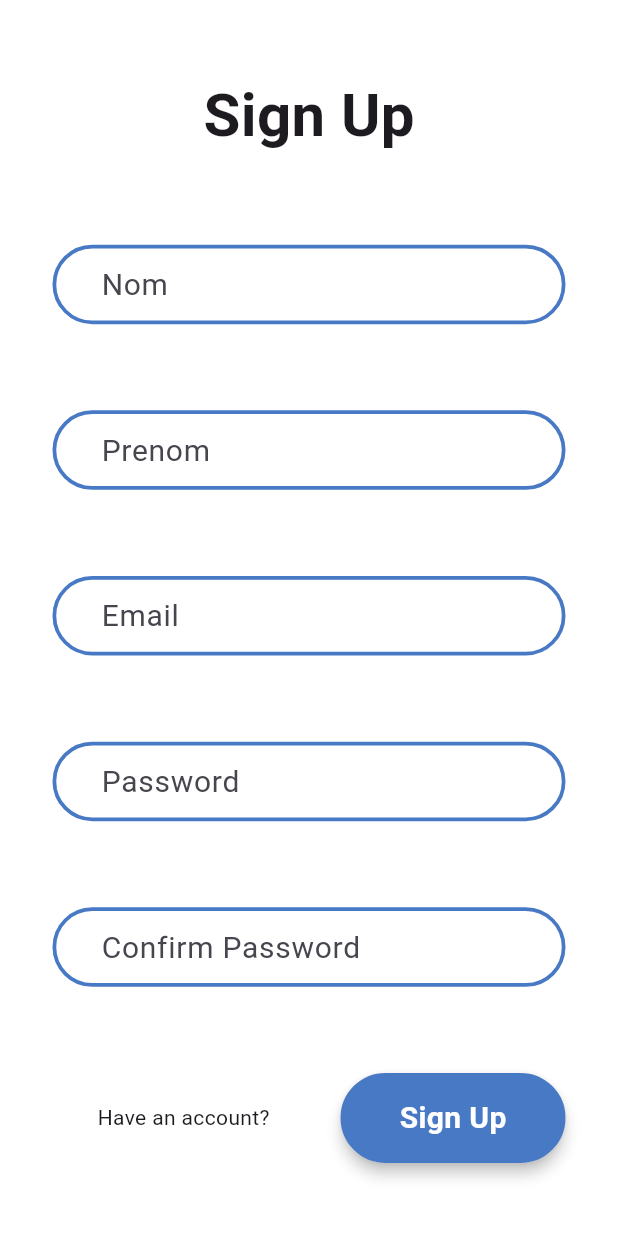
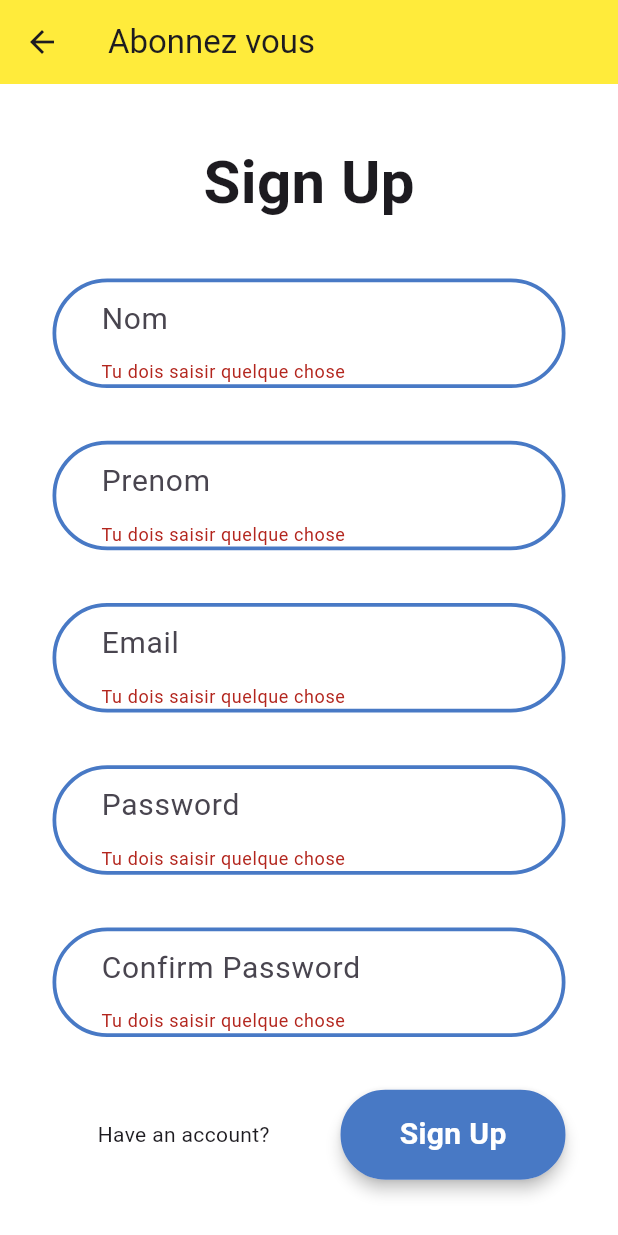
Before and after one commit to Ethanalmigth/ma_bibliotheque_flutter, a Flutter app: the SignUpScreen screen opened by its route, after a tap on "Sign Up", on a phone screen of 412 x 824 dp. Run offline on Flutter 3.47's test engine with Material 3 defaults, Android fonts, the phone set to English and light mode, and no system bars; drawn by our look-alikes of loading_overlay; our stand-ins replace firebase_auth, firebase_core, rflutter_alert; accounts and stored records are empty; Roboto replaces fonts that are missing (Ubuntu).

Commit message:
Version nouvelle

```diff
--- a/lib/Screens/login_screen.dart
+++ b/lib/Screens/login_screen.dart
@@ -28,6 +28,10 @@ class _LoginScreenState extends State<LoginScreen> {
         return false;
       },
       child: Scaffold(
+        appBar: AppBar(
+          title: Text("Connecter vous"),
+          backgroundColor: Colors.yellow,
+        ),
         backgroundColor: Colors.white,
         body: LoadingOverlay(
           isLoading: _saving,
@@ -45,28 +49,17 @@ class _LoginScreenState extends State<LoginScreen> {
                       children: [
                         const ScreenTitle(title: 'Login'),
                         CustomTextField(
-                          textField: TextField(
-                              onChanged: (value) {
-                                _email = value;
-                              },
-                              style: const TextStyle(
-                                fontSize: 20,
-                              ),
-                              decoration: kTextInputDecoration.copyWith(
-                                  hintText: 'Email')),
+                          hintText: 'Email',
+                          onChanged: (value) {
+                            _email = value;
+                          },
                         ),
+
                         CustomTextField(
-                          textField: TextField(
-                            obscureText: true,
-                            onChanged: (value) {
-                              _password = value;
-                            },
-                            style: const TextStyle(
-                              fontSize: 20,
-                            ),
-                            decoration: kTextInputDecoration.copyWith(
-                                hintText: 'Password'),
-                          ),
+                          hintText: 'Password',
+                          onChanged: (value) {
+                            _email = value;
+                          },
                         ),
                         CustomBottomScreen(
                           textButton: 'Login',
--- a/lib/Screens/signup_screen.dart
+++ b/lib/Screens/signup_screen.dart
@@ -38,6 +38,10 @@ class _SignUpScreenState extends State<SignUpScreen> {
         return true;
       },
       child: Scaffold(
+        appBar: AppBar(
+          title: Text("Abonnez vous"),
+          backgroundColor: Colors.yellow,
+        ),
         backgroundColor: Colors.white,
         body: LoadingOverlay(
           isLoading: _saving,
@@ -61,85 +65,70 @@ class _SignUpScreenState extends State<SignUpScreen> {
                             const ScreenTitle(title: 'Sign Up'),
 
                             CustomTextField(
-                              textField: TextField(
+                              hintText: 'Nom',
                               controller: _nameController,
                               onChanged: (value) {
                                 _name = value;
                               },
-                                style: const TextStyle(
-                                  fontSize: 20,
-                                ),
-                                decoration: kTextInputDecoration.copyWith(
-                                  hintText: 'Nom',
-                                ),
-                              ),
-
                             ),
 
                             CustomTextField(
-                              textField: TextField(
+                              hintText: 'Prenom',
                               controller: _firstnameController,
                               onChanged: (value) {
                                 _firstname = value;
                               },
-                                style: const TextStyle(
-                                  fontSize: 20,
-                                ),
-                                decoration: kTextInputDecoration.copyWith(
-                                  hintText: 'Prenom',
-                                ),
-                              ),
                             ),
                             CustomTextField(
-                              textField: TextField(
+                              hintText: 'Email',
                               controller: _emailController,
                               onChanged: (value) {
                                 _email = value;
                               },
-                                style: const TextStyle(
-                                  fontSize: 20,
-                                ),
-                                decoration: kTextInputDecoration.copyWith(
-                                  hintText: 'Email',
-                                ),
-                              ),
                             ),
                             CustomTextField(
-                              textField: TextField(
+                              hintText: 'Password',
                               controller: _passwordController,
                               obscureText: true,
                               onChanged: (value) {
                                 _password = value;
                               },
-                                style: const TextStyle(
-                                  fontSize: 20,
-                                ),
-                                decoration: kTextInputDecoration.copyWith(
-                                  hintText: 'Password',
-                                ),
-                              ),
                             ),
                             CustomTextField(
-                              textField: TextField(
+                              hintText: 'Confirm Password',
                               controller: _confirmPassController,
                               obscureText: true,
                               onChanged: (value) {
                                 _confirmPass = value;
                               },
-                                style: const TextStyle(
-                                  fontSize: 20,
-                                ),
-                                decoration: kTextInputDecoration.copyWith(
-                                  hintText: 'Confirm Password',
-                                ),
-                              ),
+                              validator: (value) {
+                                if (value == null || value.isEmpty) {
+                                  return 'Tu dois saisir quelque chose';
+                                }
+                                if (value != _passwordController.text) {
+                                  return 'Les mots de passe ne correspondent pas';
+                                }
+                                return null;
+                              },
                             ),
                             CustomBottomScreen(
                               textButton: 'Sign Up',
                               heroTag: 'signup_btn',
                               question: 'Have an account?',
                               buttonPressed: () async {
-
+                                if(_formkey.currentState!.validate()){
+                                  final nom = _nameController.text;
+                                  final prenom = _firstnameController.text;
+                                  final email = _emailController.text;
+                                  final password= _passwordController.text;
+                                  final confpass= _confirmPassController.text;
+                                  ScaffoldMessenger.of(context).showSnackBar(
+                                      const SnackBar(content: Text("Envoie en cours..."))
+                                  );
+                                  FocusScope.of(context).requestFocus(FocusNode());
+                                  print("Il s'appele $nom $prenom son email est $email");
+                                  print("Son mots de passe est $password il a confirmer avec $confpass");
+                                }
                                 /*
                                 FocusManager.instance.primaryFocus?.unfocus();
                                 setState(() {
--- a/lib/components/components.dart
+++ b/lib/components/components.dart
@@ -84,29 +84,45 @@ class ScreenTitle extends StatelessWidget {
 }
 
 class CustomTextField extends StatelessWidget {
-  CustomTextField({super.key, required this.textField,this.controller});
-  final TextField textField;
+  CustomTextField({
+    super.key,
+    required this.hintText,
+    this.controller,
+    this.obscureText = false,
+    this.onChanged,
+    this.validator,
+  });
+
+  final String hintText;
   final TextEditingController? controller;
-  final FormFieldValidator<String>? validator = (value) {
-    if (value == null || value.isEmpty) {
-      return 'Tu dois saisir quelque chose';
-    }
-    return null; // Retourne null si la validation réussit
-  };
+  final bool obscureText;
+  final ValueChanged<String>? onChanged;
+  final FormFieldValidator<String>? validator;
+
   @override
   Widget build(BuildContext context) {
     return Container(
-      padding: const EdgeInsets.symmetric(
-        horizontal: 30,
-      ),
+      padding: const EdgeInsets.symmetric(horizontal: 30),
       decoration: BoxDecoration(
         borderRadius: BorderRadius.circular(40),
-        border: Border.all(
-          width: 2.5,
-          color: kTextColor,
+        border: Border.all(width: 2.5, color: kTextColor),
+      ),
+      child: TextFormField(
+        controller: controller,
+        obscureText: obscureText,
+        onChanged: onChanged,
+        style: const TextStyle(fontSize: 20),
+        decoration: InputDecoration(
+          hintText: hintText,
+          border: InputBorder.none,
         ),
+        validator: validator ?? (value) {
+          if (value == null || value.isEmpty) {
+            return 'Tu dois saisir quelque chose';
+          }
+          return null;
+        },
       ),
-      child: textField,
     );
   }
 }
```
Lines whose indentation alone changed are shown as unchanged.
